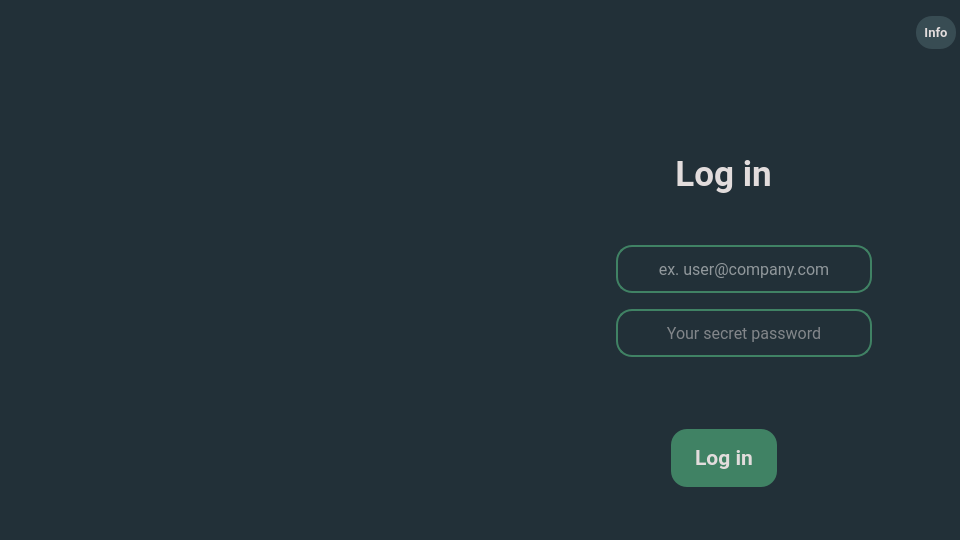
This is faultid/resources/ui/login_window.ui in ionutsilviu3/CIIT as Qt 5 draws it before an edit. The edited form follows.
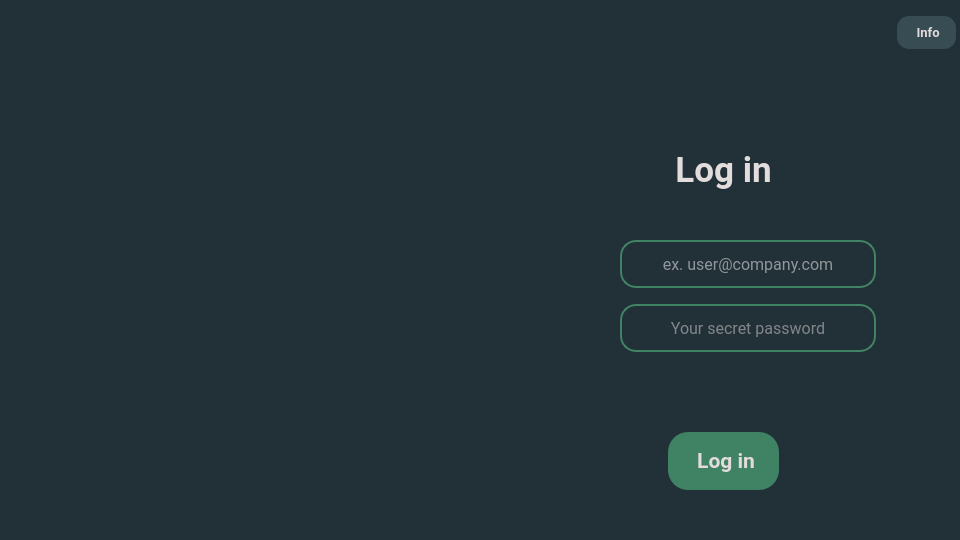
This is the edited form. Icons and pictures are not drawn.

Diff of the .ui file:
```diff
--- a/faultid/resources/ui/login_window.ui
+++ b/faultid/resources/ui/login_window.ui
@@ -112,17 +112,26 @@
         </property>
         <property name="styleSheet">
          <string notr="true">QPushButton {
-	border-radius: 16px;
-	padding-left: 8px;
-	padding-right: 8px;
+	border-radius: 12px;
+	padding-left: 16px;
+	padding-right: 16px;
 	padding-top: 8 px;
 	padding-bottom: 8 px;
 	color: rgb(226, 220, 220);
 	background-color: rgb(56, 76, 83);
-    }</string>
+    }
+
+QPushButton:hover {
+	background-color: rgb(50, 68, 74);
+}
+
+QPushButton:pressed {
+	
+	background-color: rgb(45, 61, 66);
+}</string>
         </property>
         <property name="text">
-         <string>Info</string>
+         <string> Info</string>
         </property>
         <property name="icon">
          <iconset resource="../icons/icons.qrc">
@@ -407,11 +416,23 @@
             <bool>false</bool>
            </property>
            <property name="sizePolicy">
-            <sizepolicy hsizetype="Preferred" vsizetype="Preferred">
-             <horstretch>5</horstretch>
+            <sizepolicy hsizetype="Preferred" vsizetype="Maximum">
+             <horstretch>0</horstretch>
              <verstretch>0</verstretch>
             </sizepolicy>
            </property>
+           <property name="minimumSize">
+            <size>
+             <width>256</width>
+             <height>40</height>
+            </size>
+           </property>
+           <property name="maximumSize">
+            <size>
+             <width>256</width>
+             <height>40</height>
+            </size>
+           </property>
            <property name="font">
             <font>
              <family>Roboto</family>
@@ -422,7 +443,7 @@
            <property name="styleSheet">
             <string notr="true">QLabel
 {
-color: rgb(173, 101, 85);
+color: rgb(138, 29, 0);
 }
 QLabel:disabled
 {
@@ -441,6 +462,9 @@
            <property name="alignment">
             <set>Qt::AlignmentFlag::AlignLeading|Qt::AlignmentFlag::AlignLeft|Qt::AlignmentFlag::AlignVCenter</set>
            </property>
+           <property name="wordWrap">
+            <bool>true</bool>
+           </property>
           </widget>
          </item>
         </layout>
@@ -481,6 +505,7 @@
 {
 background-color: rgb(64, 130, 100);
 color: rgb(226, 220, 220);
+border-radius: 20px;
 padding-left: 24px;
 padding-right: 24px;
 padding-top: 16px;
@@ -498,7 +523,17 @@
 }</string>
         </property>
         <property name="text">
-         <string>Log in</string>
+         <string> Log in</string>
+        </property>
+        <property name="icon">
+         <iconset resource="../icons/icons.qrc">
+          <normaloff>:/Icons/log-in.svg</normaloff>:/Icons/log-in.svg</iconset>
+        </property>
+        <property name="iconSize">
+         <size>
+          <width>24</width>
+          <height>24</height>
+         </size>
         </property>
        </widget>
       </item>
```
